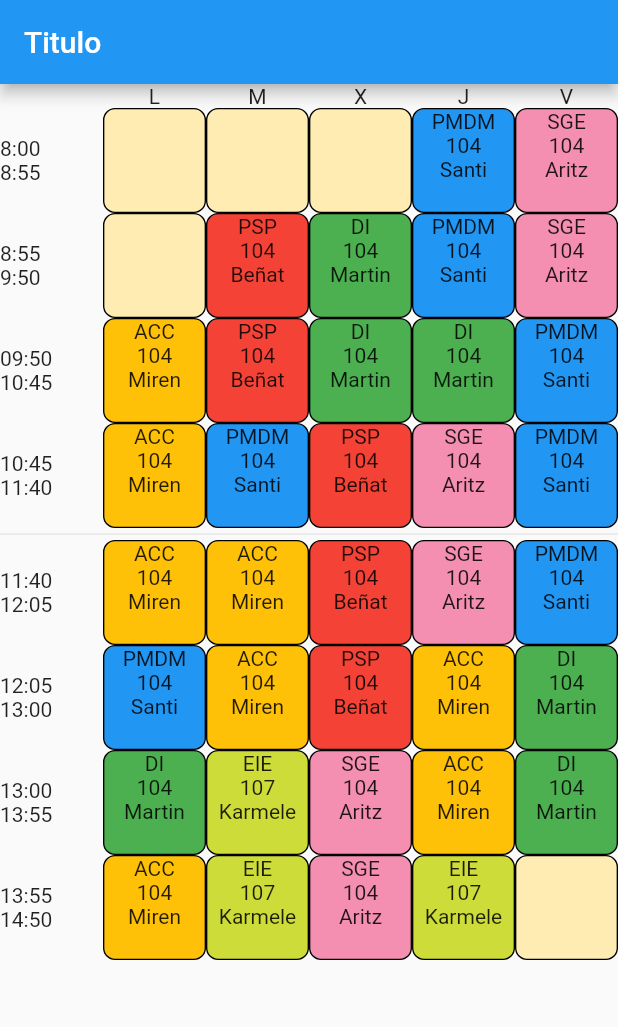
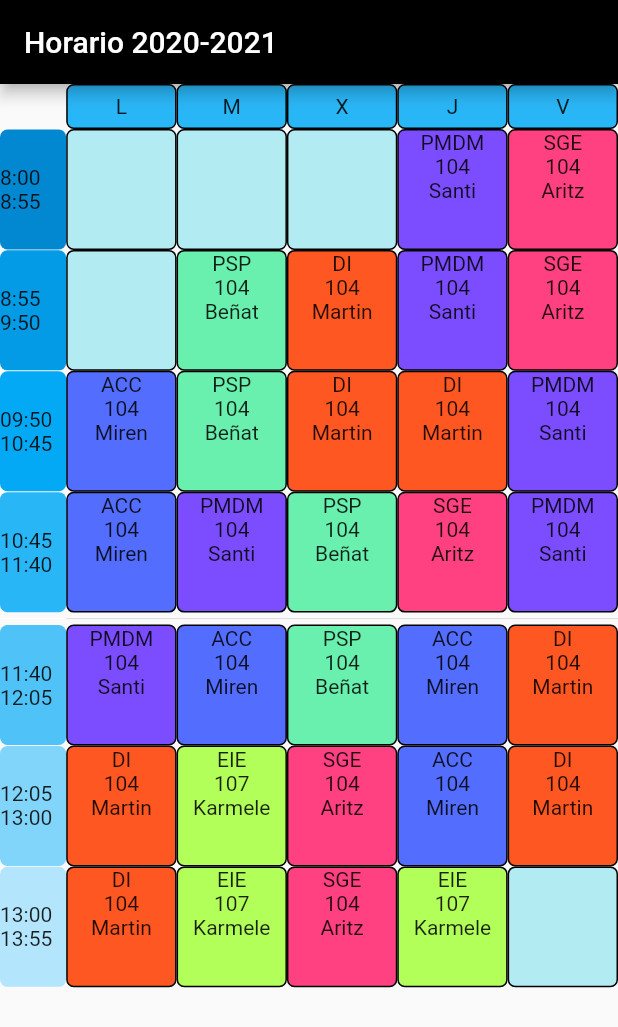
Before and after one commit to mrikerra678/CalendarioFlutter, a Flutter app: the screen it shows after launch, on a phone screen of 412 x 824 dp. Shown: the top 1027 px of the screen. Run offline on Flutter 3.47's test engine with Material 2 defaults, Android fonts, the phone set to English and light mode, and no system bars.

Commit message:
Horario Estatico

```diff
--- a/lib/main.dart
+++ b/lib/main.dart
@@ -52,22 +52,40 @@ class _MyHomePageState extends State<MyHomePage> {
 
     return Scaffold(
       appBar: AppBar(
-        title: Text("Titulo"),
+        backgroundColor: Colors.black,
+        title: Text("Horario 2020-2021"),
       ),
       body: Table(
+        columnWidths: {
+          0: FlexColumnWidth(0.6),
+        },
         defaultVerticalAlignment: TableCellVerticalAlignment.middle,
         children: [
           TableRow(children: [
             Text(""),
             for (int i = 0; i <= numHorario; i++) ...[
-              Center(
+              Container(
+                decoration: BoxDecoration(
+                    border: Border.all(width: 1, color: Colors.black),
+                    color: Colors.lightBlue[400],
+                    borderRadius: BorderRadius.circular(5)),
+                padding: EdgeInsets.symmetric(vertical: 6),
+                child: Center(
                   child: Text(listaDiaSemanas[i], textAlign: TextAlign.justify),
                 ),
+              )
             ],
           ]),
           TableRow(children: [
-            Center(
+            Container(
+              height: 80,
+              child: Center(
                 child: Text(listaHorario[0], textAlign: TextAlign.justify),
+              ),
+              decoration: BoxDecoration(
+                  //border: Border.all(width: 1, color: Colors.amber[200]),
+                  color: Colors.lightBlue[700],
+                  borderRadius: BorderRadius.circular(5)),
             ),
             listaContenedor[0],
             listaContenedor[0],
@@ -76,8 +94,14 @@ class _MyHomePageState extends State<MyHomePage> {
             listaContenedor[6],
           ]),
           TableRow(children: [
-            Center(
+            Container(
+              height: 80,
+              child: Center(
                 child: Text(listaHorario[1], textAlign: TextAlign.justify),
+              ),
+              decoration: BoxDecoration(
+                  color: Colors.lightBlue[600],
+                  borderRadius: BorderRadius.circular(5)),
             ),
             listaContenedor[0],
             listaContenedor[4],
@@ -86,8 +110,14 @@ class _MyHomePageState extends State<MyHomePage> {
             listaContenedor[6],
           ]),
           TableRow(children: [
-            Center(
+            Container(
+              height: 80,
+              child: Center(
                 child: Text(listaHorario[2], textAlign: TextAlign.justify),
+              ),
+              decoration: BoxDecoration(
+                  color: Colors.lightBlue[500],
+                  borderRadius: BorderRadius.circular(5)),
             ),
             listaContenedor[1],
             listaContenedor[4],
@@ -96,8 +126,14 @@ class _MyHomePageState extends State<MyHomePage> {
             listaContenedor[2],
           ]),
           TableRow(children: [
-            Center(
+            Container(
+              height: 80,
+              child: Center(
                 child: Text(listaHorario[3], textAlign: TextAlign.justify),
+              ),
+              decoration: BoxDecoration(
+                  color: Colors.lightBlue[400],
+                  borderRadius: BorderRadius.circular(5)),
             ),
             listaContenedor[1],
             listaContenedor[2],
@@ -107,7 +143,10 @@ class _MyHomePageState extends State<MyHomePage> {
           ]),
           TableRow(children: [
             TableCell(
-              child: Divider(height: 8),
+              child: Divider(
+                height: 8,
+                color: Colors.white,
+              ),
             ),
             TableCell(
               child: Divider(height: 2),
@@ -126,18 +165,14 @@ class _MyHomePageState extends State<MyHomePage> {
             )
           ]),
           TableRow(children: [
-            Center(
+            Container(
+              height: 80,
+              child: Center(
                 child: Text(listaHorario[4], textAlign: TextAlign.justify),
               ),
-            listaContenedor[1],
-            listaContenedor[1],
-            listaContenedor[4],
-            listaContenedor[6],
-            listaContenedor[2],
-          ]),
-          TableRow(children: [
-            Center(
-              child: Text(listaHorario[5], textAlign: TextAlign.justify),
+              decoration: BoxDecoration(
+                  color: Colors.lightBlue[300],
+                  borderRadius: BorderRadius.circular(5)),
             ),
             listaContenedor[2],
             listaContenedor[1],
@@ -146,8 +181,14 @@ class _MyHomePageState extends State<MyHomePage> {
             listaContenedor[3],
           ]),
           TableRow(children: [
-            Center(
-              child: Text(listaHorario[6], textAlign: TextAlign.justify),
+            Container(
+              height: 80,
+              child: Center(
+                child: Text(listaHorario[5], textAlign: TextAlign.justify),
+              ),
+              decoration: BoxDecoration(
+                  color: Colors.lightBlue[200],
+                  borderRadius: BorderRadius.circular(5)),
             ),
             listaContenedor[3],
             listaContenedor[5],
@@ -156,10 +197,16 @@ class _MyHomePageState extends State<MyHomePage> {
             listaContenedor[3],
           ]),
           TableRow(children: [
-            Center(
-              child: Text(listaHorario[7], textAlign: TextAlign.justify),
+            Container(
+              height: 80,
+              child: Center(
+                child: Text(listaHorario[6], textAlign: TextAlign.justify),
               ),
-            listaContenedor[1],
+              decoration: BoxDecoration(
+                  color: Colors.lightBlue[100],
+                  borderRadius: BorderRadius.circular(5)),
+            ),
+            listaContenedor[3],
             listaContenedor[5],
             listaContenedor[6],
             listaContenedor[5],
--- a/lib/widgets/contenedor.dart
+++ b/lib/widgets/contenedor.dart
@@ -41,13 +41,13 @@ class Cosos extends State<Cosas> {
     ];
     var aulas = ["", "104", "104", "104", "104", "107", "104"];
     var colores = [
-      Colors.amber[100],
-      Colors.amber,
-      Colors.blue,
-      Colors.green,
-      Colors.red,
-      Colors.lime,
-      Colors.pink[200]
+      Colors.cyan[100],
+      Colors.indigoAccent,
+      Colors.deepPurpleAccent,
+      Colors.deepOrange,
+      Colors.greenAccent,
+      Colors.lightGreenAccent,
+      Colors.pinkAccent[200]
     ];
 
     if (widget.numero == 0) {
@@ -75,12 +75,11 @@ class Cosos extends State<Cosas> {
 
     var container = InkWell(
       child: Container(
-          //width: 50,
-          height: 70,
+          height: 80.6,
           decoration: BoxDecoration(
-              border: Border.all(width: 0.9, color: Colors.black),
+              border: Border.all(width: 1, color: Colors.black),
               color: contenedor.color,
-              borderRadius: BorderRadius.circular(8)),
+              borderRadius: BorderRadius.circular(5)),
           child: Column(
             children: [
               Column(
--- a/pubspec.yaml
+++ b/pubspec.yaml
@@ -42,11 +42,11 @@ flutter:
   # The following line ensures that the Material Icons font is
   # included with your application, so that you can use the icons in
   # the material Icons class.
-  uses-material-design: true
+  #uses-material-design: true
 
   # To add assets to your application, add an assets section, like this:
-  assets:
-      - assets/clases.json
+  #assets:
+  #    - assets/clases.json
   #   - images/a_dot_burr.jpeg
   #   - images/a_dot_ham.jpeg
 
```
Also changed, not shown: assets/Clases.json (deleted, +0 -59 lines), lib/widgets/formulario.dart (deleted, +0 -64 lines). Lines whose indentation alone changed are shown as unchanged.
